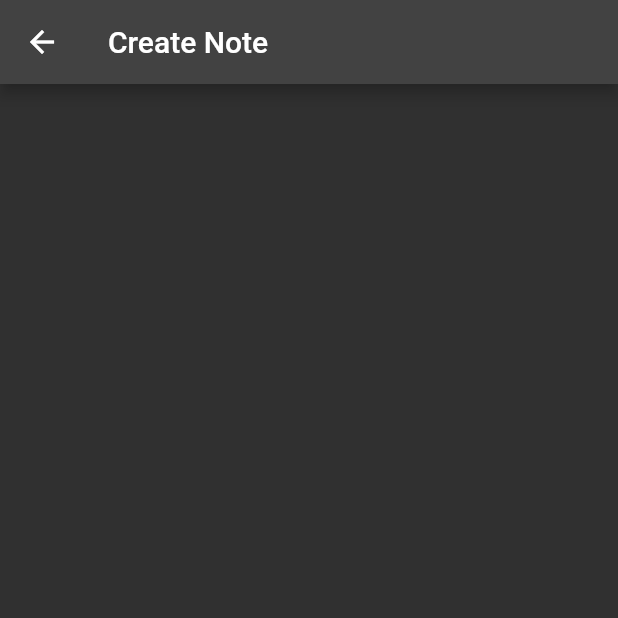
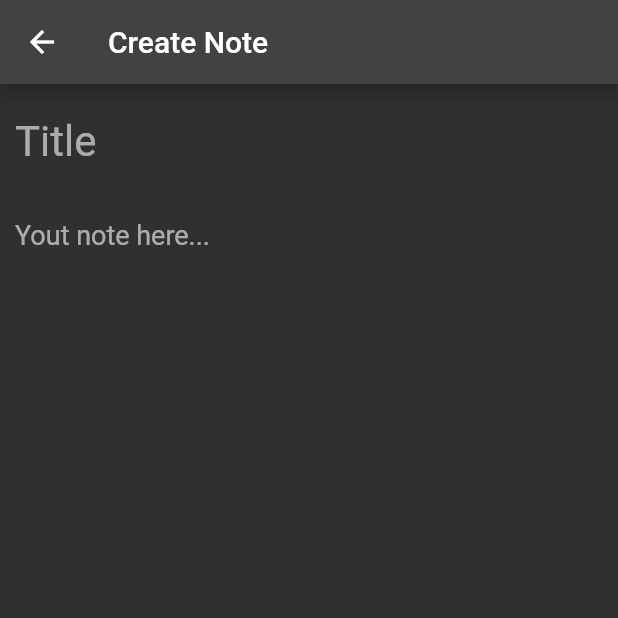
Before and after one commit to daimessdn/flutter_note, a Flutter app: the CreateNote screen opened directly, on a phone screen of 412 x 824 dp, the top half of it. Run offline on Flutter 3.47's test engine with Material 2 defaults, Android fonts, the phone set to English and light mode, and no system bars.

Commit message:
added physical input for create note page

```diff
--- a/lib/screens/create.dart
+++ b/lib/screens/create.dart
@@ -1,3 +1,5 @@
+import 'dart:ui';
+
 import 'package:flutter/material.dart';
 
 class CreateNote extends StatefulWidget {
@@ -11,9 +13,27 @@ class _CreateNoteState extends State<CreateNote> {
   @override
   Widget build(BuildContext context) {
     return Scaffold(
-      appBar: AppBar(
-        title: const Text("Create Note"),
-      ),
-    );
+        appBar: AppBar(
+          title: const Text("Create Note"),
+        ),
+
+        // tambah isi add note
+        body: Padding(
+            padding: const EdgeInsets.all(10.0),
+            child: Column(
+              children: [
+                TextFormField(
+                  style: const TextStyle(fontSize: 28),
+                  decoration: const InputDecoration(
+                      border: InputBorder.none, hintText: "Title"),
+                ),
+                const SizedBox(height: 10),
+                TextFormField(
+                  style: const TextStyle(fontSize: 18),
+                  decoration: const InputDecoration(
+                      border: InputBorder.none, hintText: "Yout note here..."),
+                ),
+              ],
+            )));
   }
 }
```
